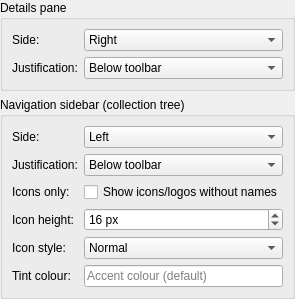
First picture: the form in src/ui/dialogs/settings/appearance/sidebarslayoutpanel.ui, repository EtherAura/Kartend, before the edit.
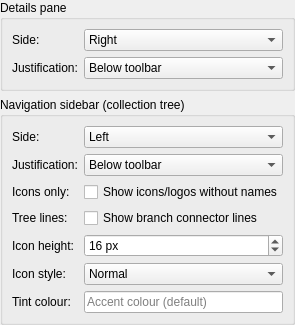
Second picture: the form after the edit.

Commit message: feat(ui): tree defaults expanded (collapse-set memory), optional tree lines, category-row styling, wheel-over-tree, card outlines

```diff
--- a/src/ui/dialogs/settings/appearance/sidebarslayoutpanel.ui
+++ b/src/ui/dialogs/settings/appearance/sidebarslayoutpanel.ui
@@ -59,8 +59,15 @@
         <property name="text"><string>Show icons/logos without names</string></property>
        </widget>
       </item>
-      <item row="3" column="0"><widget class="QLabel" name="treeIconSizeLabel"><property name="text"><string>Icon height:</string></property></widget></item>
+      <item row="3" column="0"><widget class="QLabel" name="treeShowLinesLabel"><property name="text"><string>Tree lines:</string></property></widget></item>
       <item row="3" column="1">
+       <widget class="QCheckBox" name="treeShowLinesCheckBox">
+        <property name="toolTip"><string>Draw the connector lines between branches. The expand/collapse chevrons show either way.</string></property>
+        <property name="text"><string>Show branch connector lines</string></property>
+       </widget>
+      </item>
+      <item row="4" column="0"><widget class="QLabel" name="treeIconSizeLabel"><property name="text"><string>Icon height:</string></property></widget></item>
+      <item row="4" column="1">
        <widget class="QSpinBox" name="treeIconSizeSpinBox">
         <property name="toolTip"><string>Height of the row icons/logos in pixels. Width follows the panel width, keeping each logo's aspect ratio.</string></property>
         <property name="minimum"><number>12</number></property>
@@ -69,8 +76,8 @@
         <property name="suffix"><string> px</string></property>
        </widget>
       </item>
-      <item row="4" column="0"><widget class="QLabel" name="treeIconStyleLabel"><property name="text"><string>Icon style:</string></property></widget></item>
-      <item row="4" column="1">
+      <item row="5" column="0"><widget class="QLabel" name="treeIconStyleLabel"><property name="text"><string>Icon style:</string></property></widget></item>
+      <item row="5" column="1">
        <widget class="QComboBox" name="treeIconStyleComboBox">
         <property name="toolTip"><string>Normal shows the artwork as-is. Monochrome recolours the logo's silhouette in a fixed dark or light ink. Tinted recolours it with the tint colour below.</string></property>
         <item><property name="text"><string>Normal</string></property></item>
@@ -79,8 +86,8 @@
         <item><property name="text"><string>Tinted</string></property></item>
        </widget>
       </item>
-      <item row="5" column="0"><widget class="QLabel" name="treeIconTintLabel"><property name="text"><string>Tint colour:</string></property></widget></item>
-      <item row="5" column="1">
+      <item row="6" column="0"><widget class="QLabel" name="treeIconTintLabel"><property name="text"><string>Tint colour:</string></property></widget></item>
+      <item row="6" column="1">
        <widget class="QLineEdit" name="treeIconTintEdit">
         <property name="toolTip"><string>Hex colour (e.g. #e0a030) used by the Tinted style. Leave empty to use the collection's accent colour.</string></property>
         <property name="placeholderText"><string>Accent colour (default)</string></property>
```
The commit also changes 15 other files.
